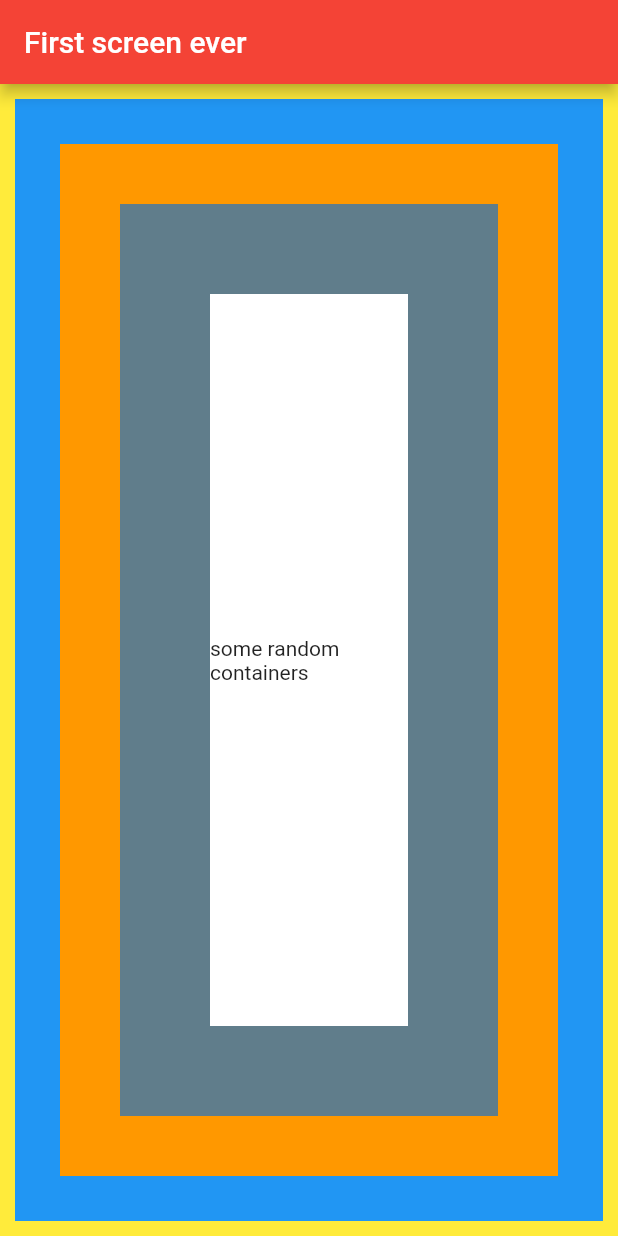
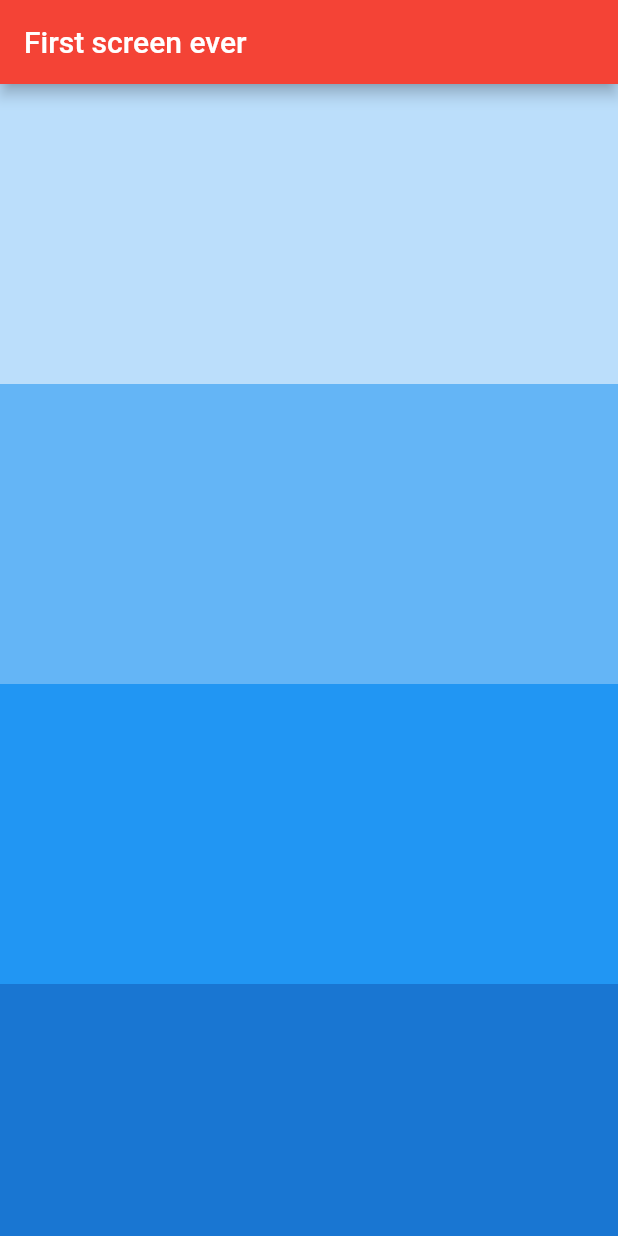
Before and after one commit to BahaEddineFrc/flutter-books-app, a Flutter app: the screen it shows after launch, on a phone screen of 412 x 824 dp. Run offline on Flutter 3.47's test engine with Material 2 defaults, Android fonts, the phone set to English and light mode, and no system bars.

Commit message:
create a long column of containers, cause a bottom overflow

```diff
--- a/books_app/lib/main.dart
+++ b/books_app/lib/main.dart
@@ -1,5 +1,3 @@
-import 'dart:html';
-
 import 'package:flutter/material.dart';
 
 /// responsible call for launching the application
@@ -25,26 +23,26 @@ class FirstScreen extends StatelessWidget {
     return Scaffold(
       appBar: AppBar(title: Text('First screen ever')),
       body: Container(
-        padding: EdgeInsets.all(10),
-        color: Colors.yellow,
-        child: Container(
-          color: Colors.blue,
-          child: Container(
-            margin: EdgeInsets.all(30),
-            padding: EdgeInsets.all(40),
-            color: Colors.orange,
-            child: Container(
-              color: Colors.blueGrey,
-              child: Padding(
-                padding: EdgeInsets.all(60),
-                child: Container(
-                  alignment: Alignment.center,
-                  color: Colors.white,
-                  child: Text('some random containers'),
-                ),
-              ),
+        color: Colors.grey,
+        child: Column(
+          children: [
+            Container(
+              color: Colors.blue[100],
+              height: 200,
             ),
-          ),
+            Container(
+              color: Colors.blue[300],
+              height: 200,
+            ),
+            Container(
+              color: Colors.blue[500],
+              height: 200,
+            ),
+            Container(
+              color: Colors.blue[700],
+              height: 200,
+            ),
+          ],
         ),
       ),
     );
```
